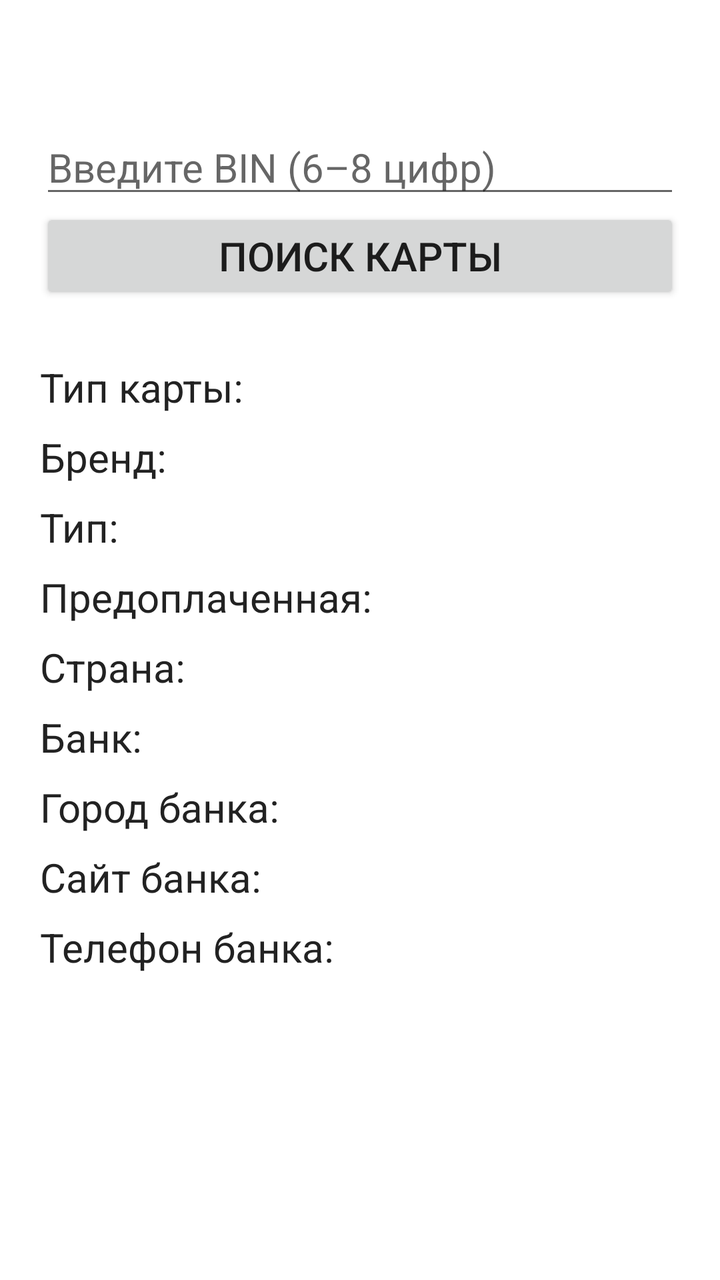
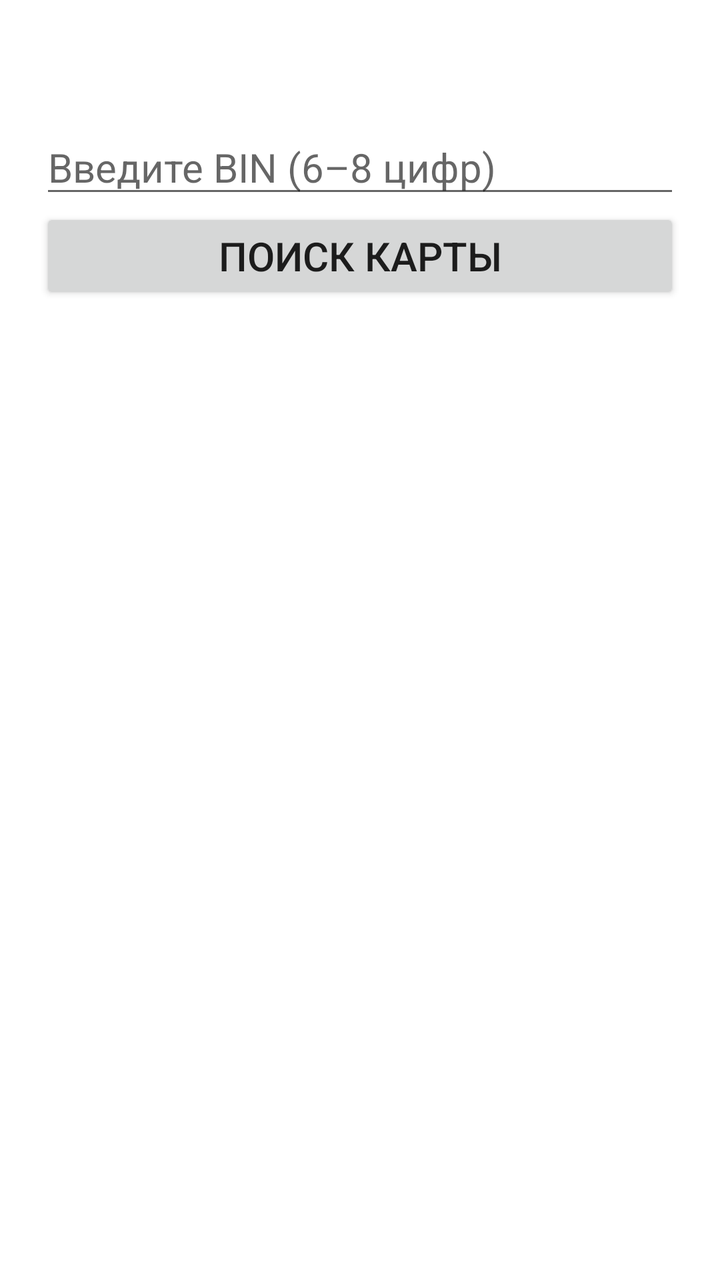

Compare the two renders of this Android layout. The source of the first and the diff that turns it into the second are given below.
<!-- AndroidManifest.xml: fallback theme Theme.MaterialComponents.DayNight.NoActionBar -->
<!-- res/layout/bin_search_fragment.xml -->
<?xml version="1.0" encoding="utf-8"?>
<androidx.constraintlayout.widget.ConstraintLayout xmlns:android="http://schemas.android.com/apk/res/android"
    xmlns:app="http://schemas.android.com/apk/res-auto"
    android:layout_width="match_parent"
    android:layout_height="match_parent">

    <EditText
        android:id="@+id/etBinInput"
        android:layout_width="0dp"
        android:layout_height="wrap_content"
        android:hint="Введите BIN (6–8 цифр)"
        android:textSize="20sp"
        android:inputType="number"
        android:layout_marginTop="60dp"
        android:layout_marginStart="20dp"
        android:layout_marginEnd="20dp"
        app:layout_constraintTop_toTopOf="parent"
        app:layout_constraintStart_toStartOf="parent"
        app:layout_constraintEnd_toEndOf="parent" />


    <Button
        android:id="@+id/btnSearch"
        android:layout_width="0dp"
        android:layout_height="wrap_content"
        android:layout_marginStart="20dp"
        android:layout_marginEnd="20dp"
        android:text="Поиск карты"
        android:textSize="20sp"
        app:layout_constraintEnd_toEndOf="parent"
        app:layout_constraintStart_toStartOf="parent"
        app:layout_constraintTop_toBottomOf="@+id/etBinInput" />

    <ScrollView
        android:id="@+id/resultScrollView"
        android:layout_width="0dp"
        android:layout_height="0dp"
        android:visibility="visible"
        android:layout_margin="20dp"
        app:layout_constraintTop_toBottomOf="@id/btnSearch"
        app:layout_constraintBottom_toBottomOf="parent"
        app:layout_constraintStart_toStartOf="parent"
        app:layout_constraintEnd_toEndOf="parent"
        android:layout_marginTop="24dp">

        <LinearLayout
            android:id="@+id/resultContainer"
            android:layout_width="match_parent"
            android:layout_height="wrap_content"
            android:orientation="vertical">

            <TextView android:id="@+id/tvScheme"
                style="@style/ResultText" android:text="Тип карты: "/>

            <TextView android:id="@+id/tvBrand"
                style="@style/ResultText" android:text="Бренд: "/>

            <TextView android:id="@+id/tvType"
                style="@style/ResultText" android:text="Тип: "/>

            <TextView android:id="@+id/tvPrepaid"
                style="@style/ResultText" android:text="Предоплаченная: "/>

            <TextView android:id="@+id/tvCountry"
                style="@style/ResultText" android:text="Страна: "/>

            <TextView android:id="@+id/tvBankName"
                style="@style/ResultText" android:text="Банк: "/>

            <TextView android:id="@+id/tvBankCity"
                style="@style/ResultText" android:text="Город банка: "/>

            <TextView android:id="@+id/tvBankUrl"
                style="@style/ResultText" android:text="Сайт банка:" android:autoLink="web"/>

            <TextView android:id="@+id/tvBankPhone"
                style="@style/ResultText" android:text="Телефон банка:" android:autoLink="phone"/>

        </LinearLayout>
    </ScrollView>

    <TextView
        android:id="@+id/tvErrorMessage"
        android:layout_width="0dp"
        android:layout_height="wrap_content"
        android:gravity="center"
        android:padding="16dp"
        android:text="Ошибка получения информации с сервера\nПопробуйте ввести другие данные"
        android:textColor="#B00020"
        android:textSize="24sp"
        android:visibility="gone"

        app:layout_constraintEnd_toEndOf="parent"
        app:layout_constraintStart_toStartOf="parent"
        app:layout_constraintTop_toBottomOf="@+id/btnSearch" />

</androidx.constraintlayout.widget.ConstraintLayout>
<!-- resources referenced by this layout -->
<resources>
  <style name="ResultText">
          <item name="android:layout_width">match_parent</item>
          <item name="android:layout_height">wrap_content</item>
          <item name="android:textSize">20sp</item>
          <item name="android:textColor">#222222</item>
          <item name="android:paddingTop">8dp</item>
      </style>
</resources>

<!-- the commit's change to res/layout/bin_search_fragment.xml (unified diff, before → after) -->
@@ -35,7 +35,7 @@
         android:id="@+id/resultScrollView"
         android:layout_width="0dp"
         android:layout_height="0dp"
-        android:visibility="visible"
+        android:visibility="gone"
         android:layout_margin="20dp"
         app:layout_constraintTop_toBottomOf="@id/btnSearch"
         app:layout_constraintBottom_toBottomOf="parent"
